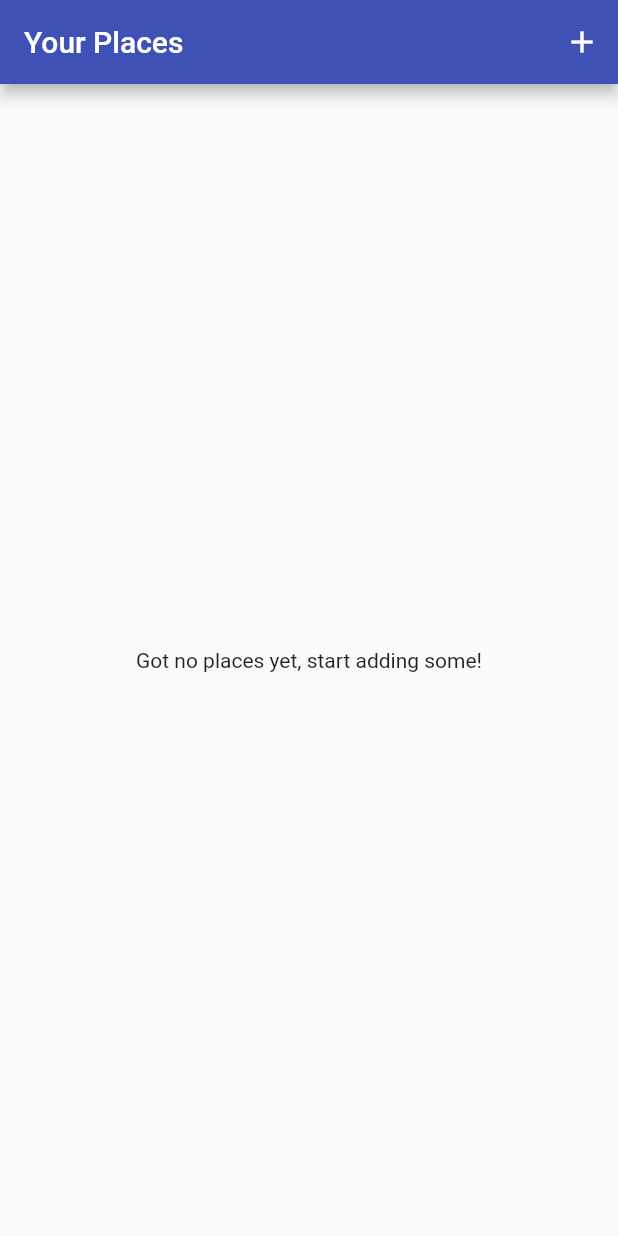
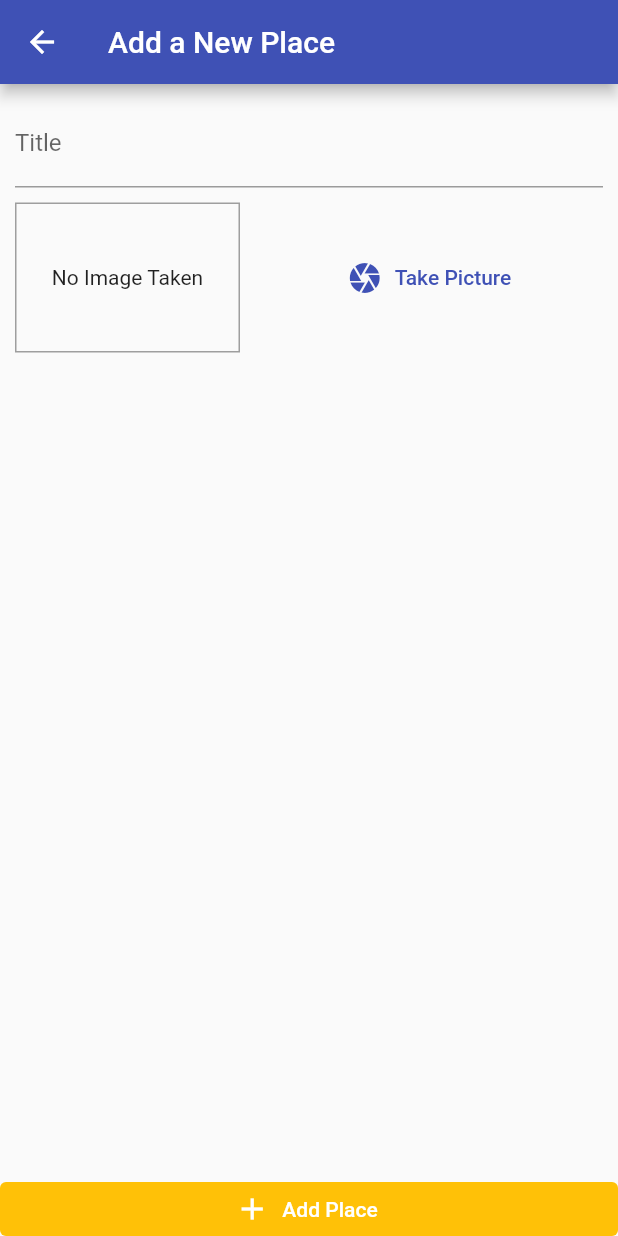
Before and after one commit to SukaranKant/great-places, a Flutter app: the screen it shows after launch, after a tap on the "add" icon, on a phone screen of 412 x 824 dp. Run offline on Flutter 3.47's test engine with Material 2 defaults, Android fonts, the phone set to English and light mode, and no system bars; our stand-ins replace image_picker.

Commit message:
added image picker functionality and screens

```diff
--- a/lib/main.dart
+++ b/lib/main.dart
@@ -1,10 +1,12 @@
 import 'package:flutter/material.dart';
 import 'package:provider/provider.dart';
 import './providers/great_places.dart';
-import './screens/places_list.dart';
+import 'screens/places_list_screen.dart';
+import './screens/add_place_screen.dart';
 
 void main() {
   runApp(MyApp());
+
 }
 
 class MyApp extends StatelessWidget {
@@ -21,6 +23,9 @@ class MyApp extends StatelessWidget {
         ),
         home: PlacesListScreen(),
         debugShowCheckedModeBanner : false,
+        routes: {
+          AddPlaceScreen.routeName: (ctx) => AddPlaceScreen(),
+        },
       ),
     );
   }
--- a/lib/providers/great_places.dart
+++ b/lib/providers/great_places.dart
@@ -9,4 +9,16 @@ class GreatPlaces with ChangeNotifier {
     return [..._items];
   }
 
+  void addPlace(String pickedTitle, File pickedImage) {
+    final newPlace = Place(
+      id: DateTime.now().toString(),
+      title: pickedTitle,
+      image: pickedImage,
+      location: null,
+    );
+
+    _items.add(newPlace);
+    notifyListeners();
+  }
+
 }
--- a/lib/screens/add_place_screen.dart
+++ b/lib/screens/add_place_screen.dart
@@ -0,0 +1,75 @@
+import 'package:flutter/material.dart';
+import '../widgets/image_input.dart';
+import 'package:provider/provider.dart';
+import '../providers/great_places.dart';
+import 'dart:io';
+
+class AddPlaceScreen extends StatefulWidget {
+  static const routeName = '/add-place';
+
+  @override
+  State<AddPlaceScreen> createState() => _AddPlaceScreenState();
+}
+
+class _AddPlaceScreenState extends State<AddPlaceScreen> {
+  final _titleController = TextEditingController();
+  File _pickedImage;
+
+  void _selectImage(File pickedImage) {
+    setState(() {
+      _pickedImage = pickedImage;
+    });
+  }
+
+  void _savePlace() {
+    if (_titleController.text.isEmpty || _pickedImage == null) {
+      return;
+    }
+
+    Provider.of<GreatPlaces>(context, listen: false)
+        .addPlace(_titleController.text, _pickedImage);
+    Navigator.of(context).pop();
+  }
+
+  @override
+  Widget build(BuildContext context) {
+    return Scaffold(
+      appBar: AppBar(
+        title: Text('Add a New Place'),
+      ),
+      body: Column(
+        crossAxisAlignment: CrossAxisAlignment.stretch,
+        children: [
+          Expanded(
+            child: SingleChildScrollView(
+              child: Padding(
+                padding: const EdgeInsets.all(10),
+                child: Column(
+                  mainAxisAlignment: MainAxisAlignment.center,
+                  children: [
+                    TextField(
+                      decoration: InputDecoration(labelText: 'Title'),
+                      controller: _titleController,
+                    ),
+                    SizedBox(height: 10),
+                    ImageInput(_selectImage),
+                  ],
+                ),
+              ),
+            ),
+          ),
+          ElevatedButton.icon(
+            onPressed: _savePlace,
+            icon: Icon(Icons.add),
+            label: Text('Add Place'),
+            style: ElevatedButton.styleFrom(
+              elevation: 0,
+              tapTargetSize: MaterialTapTargetSize.shrinkWrap,
+              primary: Theme.of(context).accentColor,
+            ),
+          ),
+        ],
+      ),
+    );
+  }
+}
--- a/lib/screens/places_list.dart
+++ /dev/null
@@ -1,22 +0,0 @@
-import 'package:flutter/material.dart';
-
-class PlacesListScreen extends StatelessWidget {
-
-  @override
-  Widget build(BuildContext context) {
-    return Scaffold(
-      appBar: AppBar(
-        title: Text('Your Places'),
-        actions: [
-          IconButton(
-            icon: Icon(Icons.add),
-            onPressed: () {},
-          ),
-        ],
-      ),
-      body: Center(
-        child: Text('Got no places yet, start adding some!'),
-      ),
-    );
-  }
-}
--- /dev/null
+++ b/lib/screens/places_list_screen.dart
@@ -0,0 +1,43 @@
+import 'package:flutter/material.dart';
+import 'package:provider/provider.dart';
+import '../providers/great_places.dart';
+import './add_place_screen.dart';
+
+class PlacesListScreen extends StatelessWidget {
+  @override
+  Widget build(BuildContext context) {
+    return Scaffold(
+        appBar: AppBar(
+          title: Text('Your Places'),
+          actions: [
+            IconButton(
+              icon: Icon(Icons.add),
+              onPressed: () {
+                Navigator.of(context).pushNamed(AddPlaceScreen.routeName);
+              },
+            ),
+          ],
+        ),
+        body: Consumer<GreatPlaces>(
+          child: Center(
+            child: const Text('Got no places yet, start adding some!'),
+          ),
+          builder: (ctx, greatPlaces, ch) => greatPlaces.items.length <= 0
+              ? ch
+              : ListView.builder(
+                  itemCount: greatPlaces.items.length,
+                  itemBuilder: (ctx, i) => ListTile(
+                    leading: CircleAvatar(
+                      backgroundImage: FileImage(
+                        greatPlaces.items[i].image,
+                      ),
+                    ),
+                    title: Text(greatPlaces.items[i].title),
+                    onTap: () {
+                      // Go to detail page ...
+                    },
+                  ),
+                ),
+        ));
+  }
+}
--- /dev/null
+++ b/lib/widgets/image_input.dart
@@ -0,0 +1,75 @@
+import 'package:flutter/material.dart';
+import 'package:image_picker/image_picker.dart';
+import 'package:path/path.dart' as path;
+import 'package:path_provider/path_provider.dart' as syspaths;
+import 'dart:io';
+
+class ImageInput extends StatefulWidget {
+  final Function onSelectImage;
+
+  ImageInput(this.onSelectImage);
+
+  @override
+  State<ImageInput> createState() => _ImageInputState();
+}
+
+class _ImageInputState extends State<ImageInput> {
+  File _storedImage;
+
+  Future<void> _takePicture() async {
+    final imageFile = await ImagePicker().pickImage(
+      source: ImageSource.camera,
+      maxWidth: 600,
+    );
+
+    if (imageFile == null) {
+      return;
+    }
+
+    setState(() {
+      _storedImage = File(imageFile.path);
+    });
+
+    final appDir = await syspaths.getApplicationDocumentsDirectory();
+    final fileName = path.basename(imageFile.path);
+    final savedImage = await _storedImage.copy('${appDir.path}/$fileName');
+    widget.onSelectImage(savedImage);
+
+  }
+
+  @override
+  Widget build(BuildContext context) {
+    return Row(
+      children: [
+        Container(
+          width: 150,
+          height: 100,
+          decoration: BoxDecoration(
+            border: Border.all(
+              width: 1,
+              color: Colors.grey,
+            ),
+          ),
+          alignment: Alignment.center,
+          child: _storedImage != null
+              ? Image.file(_storedImage, fit: BoxFit.cover)
+              : const Text(
+                  'No Image Taken',
+                  textAlign: TextAlign.center,
+                ),
+        ),
+        const SizedBox(width: 10),
+        Expanded(
+          child: TextButton.icon(
+            onPressed: _takePicture,
+            icon: const Icon(Icons.camera),
+            label: const Text('Take Picture'),
+            style: TextButton.styleFrom(
+              primary: Theme.of(context).primaryColor,
+            ),
+          ),
+        ),
+      ],
+    );
+  }
+}
--- a/pubspec.yaml
+++ b/pubspec.yaml
@@ -32,6 +32,9 @@ dependencies:
   flutter:
     sdk: flutter
   provider: ^4.0.0
+  image_picker: ^0.8.6+1
+  path_provider: ^2.0.2
+  path: ^1.8.0
 
 
   # The following adds the Cupertino Icons font to your application.
```
Also changed, not shown: lib/screens/place_detail.dart (deleted), lib/screens/place_detail_screen.dart (added), pubspec.lock, 1 other file.
